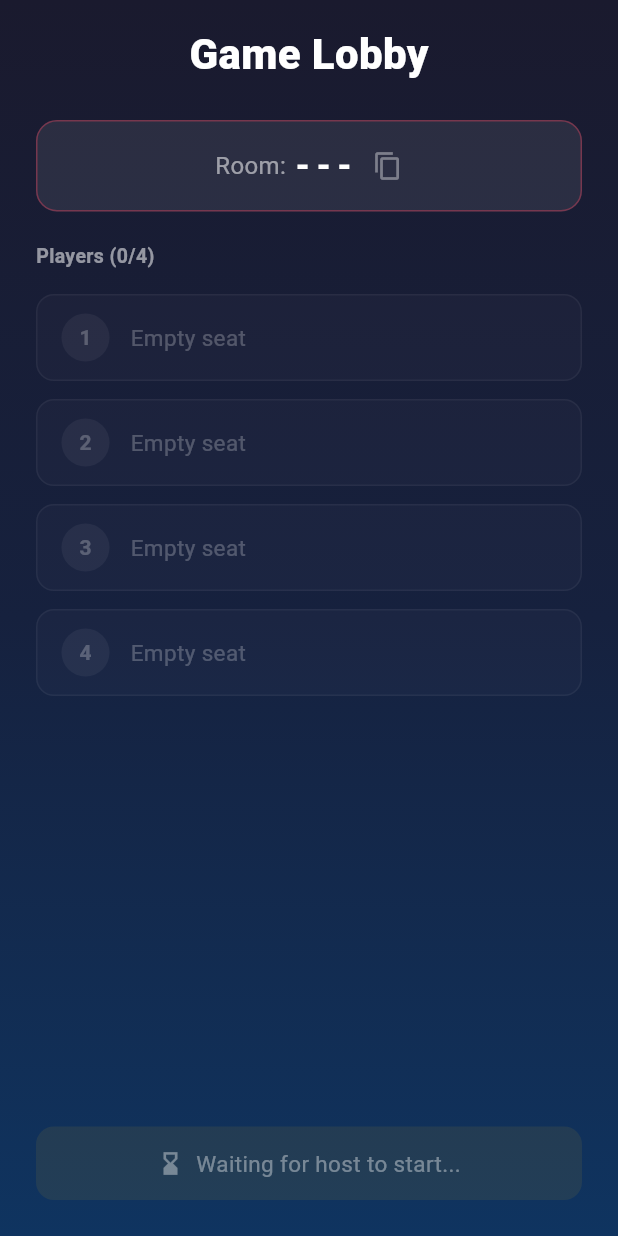
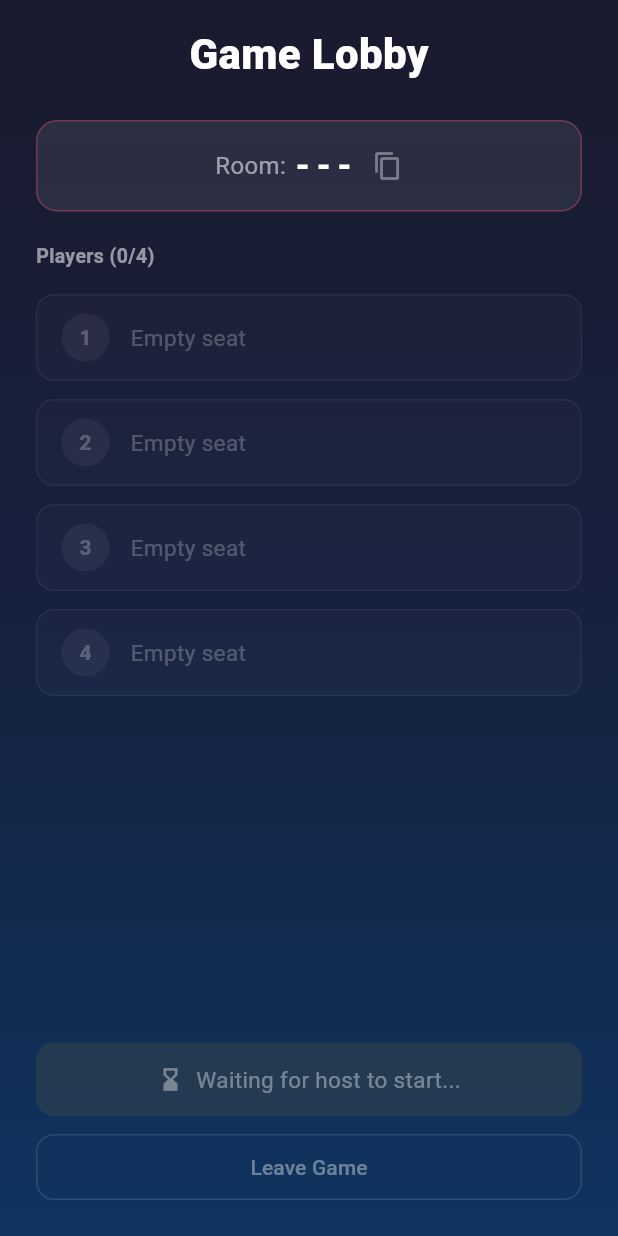
Before and after one commit to Riadh0101/Fakka1, a Flutter app: the LobbyScreen screen opened by its route, on a phone screen of 412 x 824 dp. Run offline on Flutter 3.47's test engine with Material 3 defaults, Android fonts, the phone set to English and light mode, and no system bars; our stand-ins replace flutter_riverpod, share_plus, shared_preferences; accounts and stored records are empty.

Commit message:
feat: Arabic subtitle, leave game button (admin+guest)

```diff
--- a/fekka_app/lib/build_info.dart
+++ b/fekka_app/lib/build_info.dart
@@ -1,5 +1,5 @@
 /// Auto-generated build info - do not edit manually.
 class BuildInfo {
-  static const int number = 8;
+  static const int number = 9;
   static const List<int> colors = [0xFF2196F3, 0xFFE94560, 0xFFFFC107]; // blue, red, yellow
 }
--- a/fekka_app/lib/screens/home_screen.dart
+++ b/fekka_app/lib/screens/home_screen.dart
@@ -149,11 +149,10 @@ class _HomeScreenState extends ConsumerState<HomeScreen> {
                   const SizedBox(height: 4),
                   const SizedBox(height: 8),
                   const Text(
-                    'Schkobba 40',
+                    '\u0625\u0644\u0641\u0643\u0629 \u0639\u0644\u0649 \u0637\u0631\u064a\u0642\u0629 \u0627\u0644\u0645\u0643\u0646\u064a\u0646',
                     style: TextStyle(
                       fontSize: 16,
                       color: Colors.white54,
-                      letterSpacing: 4,
                     ),
                   ),
                   const SizedBox(height: 48),
--- a/fekka_app/lib/screens/lobby_screen.dart
+++ b/fekka_app/lib/screens/lobby_screen.dart
@@ -160,7 +160,9 @@ class LobbyScreen extends ConsumerWidget {
                 Padding(
                   padding: const EdgeInsets.only(bottom: 24),
                   child: isAdmin
-                      ? SizedBox(
+                      ? Column(
+                          children: [
+                            SizedBox(
                               width: double.infinity,
                               height: 52,
                               child: ElevatedButton(
@@ -187,8 +189,31 @@ class LobbyScreen extends ConsumerWidget {
                                   ),
                                 ),
                               ),
+                            ),
+                            const SizedBox(height: 12),
+                            SizedBox(
+                              width: double.infinity,
+                              height: 44,
+                              child: OutlinedButton(
+                                onPressed: () {
+                                  ref.read(gameProvider.notifier).leaveGame();
+                                  Navigator.of(context).pop();
+                                },
+                                style: OutlinedButton.styleFrom(
+                                  foregroundColor: Colors.white38,
+                                  side: const BorderSide(color: Colors.white12),
+                                  shape: RoundedRectangleBorder(
+                                    borderRadius: BorderRadius.circular(12),
+                                  ),
+                                ),
+                                child: const Text('Leave Game'),
+                              ),
+                            ),
+                          ],
                         )
-                      : Container(
+                      : Column(
+                          children: [
+                            Container(
                               padding: const EdgeInsets.symmetric(vertical: 14),
                               decoration: BoxDecoration(
                                 color: Colors.amber.withOpacity(0.08),
@@ -209,6 +234,27 @@ class LobbyScreen extends ConsumerWidget {
                                   ),
                                 ],
                               ),
+                            ),
+                            const SizedBox(height: 12),
+                            SizedBox(
+                              width: double.infinity,
+                              height: 44,
+                              child: OutlinedButton(
+                                onPressed: () {
+                                  ref.read(gameProvider.notifier).leaveGame();
+                                  Navigator.of(context).pop();
+                                },
+                                style: OutlinedButton.styleFrom(
+                                  foregroundColor: Colors.white38,
+                                  side: const BorderSide(color: Colors.white12),
+                                  shape: RoundedRectangleBorder(
+                                    borderRadius: BorderRadius.circular(12),
+                                  ),
+                                ),
+                                child: const Text('Leave Game'),
+                              ),
+                            ),
+                          ],
                         ),
                 ),
               ],
```
Also changed, not shown: fekka_app/lib/providers/game_provider.dart (+9 -0 lines). Lines whose indentation alone changed are shown as unchanged.
